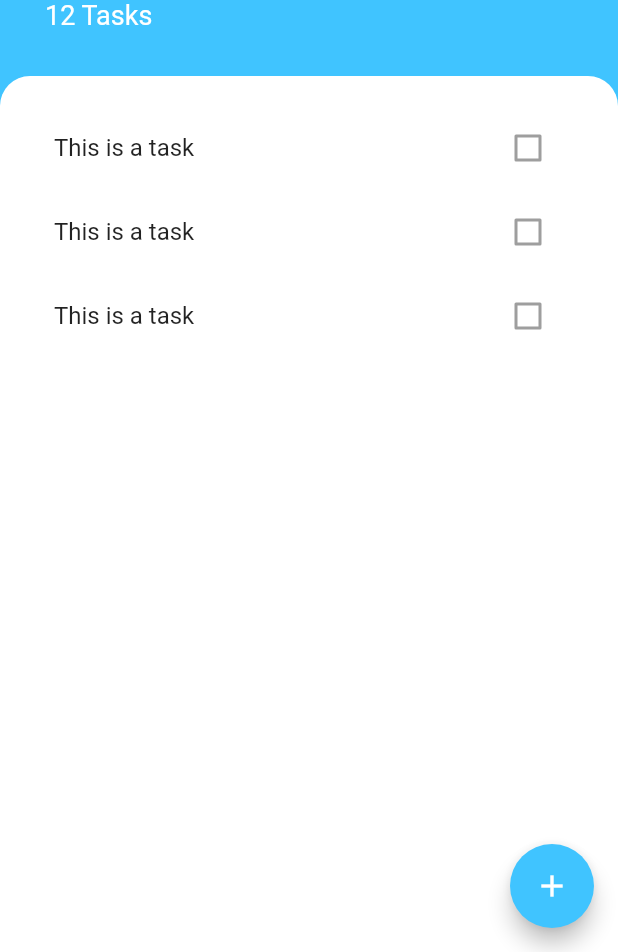
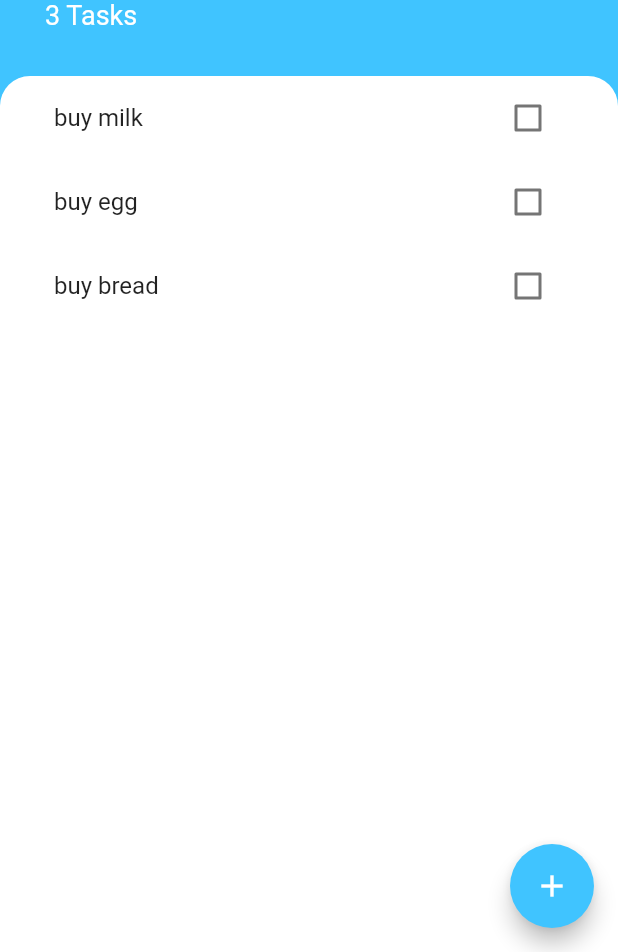
Before and after one commit to jackycsl/todoey, a Flutter app: the screen it shows after launch, on a phone screen of 412 x 824 dp, the part 284-1236 px from its top. Run offline on Flutter 3.47's test engine with Material 2 defaults, Android fonts, the phone set to English and light mode, and no system bars.

Commit message:
create dynamic task lists and add tasks functions

```diff
--- /dev/null
+++ b/lib/models/task.dart
@@ -0,0 +1,10 @@
+class Task {
+  final String name;
+  bool isDone;
+
+  Task({this.name, this.isDone = false});
+
+  void toggleDone() {
+    isDone = !isDone;
+  }
+}
--- a/lib/screens/tasks_screen.dart
+++ b/lib/screens/tasks_screen.dart
@@ -1,8 +1,20 @@
 import 'package:flutter/material.dart';
 import '../widgets/tasks_list.dart';
 import 'add_task_screen.dart';
+import '../models/task.dart';
 
-class TasksScreen extends StatelessWidget {
+class TasksScreen extends StatefulWidget {
+  @override
+  _TasksScreenState createState() => _TasksScreenState();
+}
+
+class _TasksScreenState extends State<TasksScreen> {
+  List<Task> tasks = [
+    Task(name: 'buy milk'),
+    Task(name: 'buy egg'),
+    Task(name: 'buy bread'),
+  ];
+
   @override
   Widget build(BuildContext context) {
     return Scaffold(
@@ -15,11 +27,17 @@ class TasksScreen extends StatelessWidget {
             context: context,
             isScrollControlled: true,
             builder: (context) => SingleChildScrollView(
-                child: Container(
-              padding: EdgeInsets.only(
-                  bottom: MediaQuery.of(context).viewInsets.bottom),
-              child: AddTaskScreen(),
-            )),
+              child: Container(
+                padding: EdgeInsets.only(
+                    bottom: MediaQuery.of(context).viewInsets.bottom),
+                child: AddTaskScreen((newTaskTitle) {
+                  setState(() {
+                    tasks.add(Task(name: newTaskTitle));
+                  });
+                  Navigator.pop(context);
+                }),
+              ),
+            ),
           );
         },
       ),
@@ -53,7 +71,7 @@ class TasksScreen extends StatelessWidget {
                   ),
                 ),
                 Text(
-                  '12 Tasks',
+                  '${tasks.length} Tasks',
                   style: TextStyle(
                     color: Colors.white,
                     fontSize: 18.0,
@@ -72,7 +90,7 @@ class TasksScreen extends StatelessWidget {
                   topRight: Radius.circular(20.0),
                 ),
               ),
-              child: TasksList(),
+              child: TasksList(tasks: tasks),
             ),
           ),
         ],
--- a/lib/widgets/task_tile.dart
+++ b/lib/widgets/task_tile.dart
@@ -1,12 +1,24 @@
 import 'package:flutter/material.dart';
 
 class TaskTile extends StatelessWidget {
+  final bool isChecked;
+  final String taskTitle;
+  final Function checkBoxCallback;
+
+  TaskTile({this.isChecked, this.taskTitle, this.checkBoxCallback});
+
   @override
   Widget build(BuildContext context) {
     return ListTile(
-      title: Text('This is a task'),
+      title: Text(
+        taskTitle,
+        style: TextStyle(
+            decoration: isChecked ? TextDecoration.lineThrough : null),
+      ),
       trailing: Checkbox(
-        value: false,
+        activeColor: Colors.lightBlueAccent,
+        value: isChecked,
+        onChanged: checkBoxCallback,
       ),
     );
   }
--- a/lib/widgets/tasks_list.dart
+++ b/lib/widgets/tasks_list.dart
@@ -1,13 +1,31 @@
 import 'package:flutter/material.dart';
 import 'task_tile.dart';
+import '../models/task.dart';
 
-class TasksList extends StatelessWidget {
+class TasksList extends StatefulWidget {
+  final List<Task> tasks;
+
+  TasksList({this.tasks});
+
+  @override
+  _TasksListState createState() => _TasksListState();
+}
+
+class _TasksListState extends State<TasksList> {
   @override
   Widget build(BuildContext context) {
-    return ListView(padding: EdgeInsets.only(top: 20.0), children: [
-      TaskTile(),
-      TaskTile(),
-      TaskTile(),
-    ]);
+    return ListView.builder(
+      itemBuilder: (context, index) {
+        return TaskTile(
+            taskTitle: widget.tasks[index].name,
+            isChecked: widget.tasks[index].isDone,
+            checkBoxCallback: (bool checkboxState) {
+              setState(() {
+                widget.tasks[index].isDone = checkboxState;
+              });
+            });
+      },
+      itemCount: widget.tasks.length,
+    );
   }
 }
```
Also changed, not shown: lib/screens/add_task_screen.dart (+10 -1 lines).
